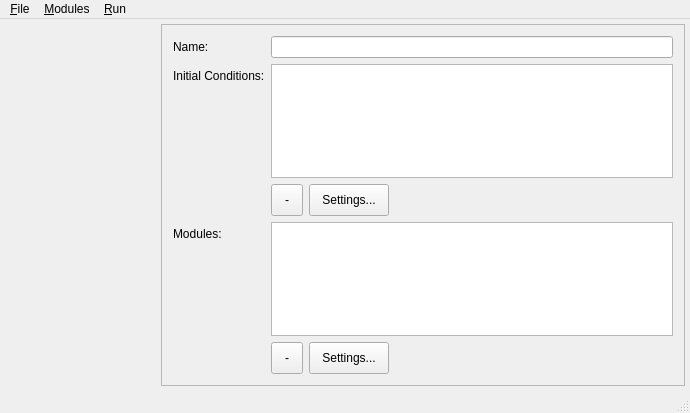
Qt form Code/exp_design/ui_experimentmanager.ui (economou/gpunit) before a commit.
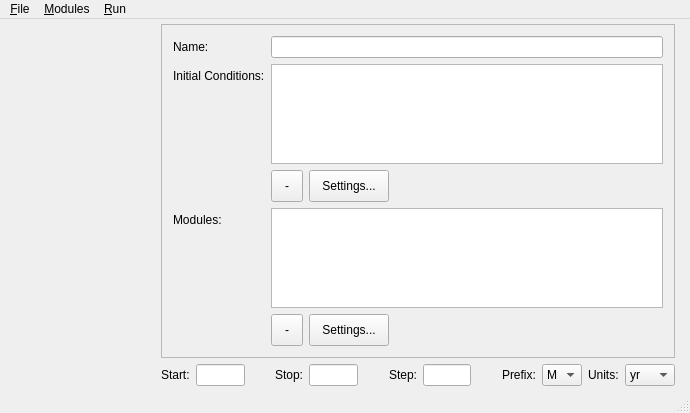
The same form after that commit. Custom widgets are drawn as their Qt base class.

Commit message: Added start/stop/step fields.

What changed in the file:
```diff
--- a/Code/exp_design/ui_experimentmanager.ui
+++ b/Code/exp_design/ui_experimentmanager.ui
@@ -56,6 +56,11 @@
      </widget>
     </item>
     <item>
+     <layout class="QVBoxLayout" name="verticalLayout">
+      <property name="rightMargin">
+       <number>10</number>
+      </property>
+      <item>
      <widget class="QFrame" name="frame">
       <property name="sizePolicy">
        <sizepolicy hsizetype="Expanding" vsizetype="Expanding">
@@ -70,8 +75,18 @@
        <enum>QFrame::Raised</enum>
       </property>
       <layout class="QFormLayout" name="formLayout">
-       <item row="1" column="1">
-        <widget class="QListWidget" name="initCondList"/>
+         <property name="fieldGrowthPolicy">
+          <enum>QFormLayout::AllNonFixedFieldsGrow</enum>
+         </property>
+         <item row="0" column="0">
+          <widget class="QLabel" name="nameLabel">
+           <property name="text">
+            <string>Name:</string>
+           </property>
+          </widget>
+         </item>
+         <item row="0" column="1">
+          <widget class="QLineEdit" name="nameText"/>
        </item>
        <item row="1" column="0">
         <widget class="QLabel" name="initCondLabel">
@@ -80,15 +95,8 @@
          </property>
         </widget>
        </item>
-       <item row="4" column="1">
-        <widget class="QListWidget" name="moduleList"/>
-       </item>
-       <item row="4" column="0">
-        <widget class="QLabel" name="moduleLabel">
-         <property name="text">
-          <string>Modules:</string>
-         </property>
-        </widget>
+         <item row="1" column="1">
+          <widget class="QListWidget" name="initCondList"/>
        </item>
        <item row="2" column="1">
         <layout class="QHBoxLayout" name="horizontalLayout">
@@ -139,6 +147,16 @@
          </item>
         </layout>
        </item>
+         <item row="4" column="0">
+          <widget class="QLabel" name="moduleLabel">
+           <property name="text">
+            <string>Modules:</string>
+           </property>
+          </widget>
+         </item>
+         <item row="4" column="1">
+          <widget class="QListWidget" name="moduleList"/>
+         </item>
        <item row="5" column="1">
         <layout class="QHBoxLayout" name="horizontalLayout_2">
          <item>
@@ -188,18 +206,184 @@
          </item>
         </layout>
        </item>
-       <item row="0" column="0">
-        <widget class="QLabel" name="nameLabel">
+        </layout>
+       </widget>
+      </item>
+      <item>
+       <layout class="QHBoxLayout" name="horizontalLayout_5">
+        <item>
+         <widget class="QLabel" name="startLabel">
          <property name="text">
-          <string>Name:</string>
+           <string>Start:</string>
          </property>
         </widget>
        </item>
-       <item row="0" column="1">
-        <widget class="QLineEdit" name="nameText"/>
-       </item>
-      </layout>
-     </widget>
+        <item>
+         <widget class="QLineEdit" name="startText">
+          <property name="maximumSize">
+           <size>
+            <width>64</width>
+            <height>16777215</height>
+           </size>
+          </property>
+         </widget>
+        </item>
+        <item>
+         <spacer name="horizontalSpacer_3">
+          <property name="orientation">
+           <enum>Qt::Horizontal</enum>
+          </property>
+          <property name="sizeHint" stdset="0">
+           <size>
+            <width>40</width>
+            <height>20</height>
+           </size>
+          </property>
+         </spacer>
+        </item>
+        <item>
+         <widget class="QLabel" name="stopLabel">
+          <property name="text">
+           <string>Stop:</string>
+          </property>
+         </widget>
+        </item>
+        <item>
+         <widget class="QLineEdit" name="stopText">
+          <property name="maximumSize">
+           <size>
+            <width>64</width>
+            <height>16777215</height>
+           </size>
+          </property>
+         </widget>
+        </item>
+        <item>
+         <spacer name="horizontalSpacer_4">
+          <property name="orientation">
+           <enum>Qt::Horizontal</enum>
+          </property>
+          <property name="sizeHint" stdset="0">
+           <size>
+            <width>40</width>
+            <height>20</height>
+           </size>
+          </property>
+         </spacer>
+        </item>
+        <item>
+         <widget class="QLabel" name="stepLabel">
+          <property name="text">
+           <string>Step:</string>
+          </property>
+         </widget>
+        </item>
+        <item>
+         <widget class="QLineEdit" name="stepText">
+          <property name="maximumSize">
+           <size>
+            <width>64</width>
+            <height>16777215</height>
+           </size>
+          </property>
+         </widget>
+        </item>
+        <item>
+         <spacer name="horizontalSpacer_5">
+          <property name="orientation">
+           <enum>Qt::Horizontal</enum>
+          </property>
+          <property name="sizeHint" stdset="0">
+           <size>
+            <width>40</width>
+            <height>20</height>
+           </size>
+          </property>
+         </spacer>
+        </item>
+        <item>
+         <widget class="QLabel" name="label">
+          <property name="text">
+           <string>Prefix:</string>
+          </property>
+         </widget>
+        </item>
+        <item>
+         <widget class="QComboBox" name="prefixCombo">
+          <property name="currentIndex">
+           <number>4</number>
+          </property>
+          <item>
+           <property name="text">
+            <string>n</string>
+           </property>
+          </item>
+          <item>
+           <property name="text">
+            <string>u</string>
+           </property>
+          </item>
+          <item>
+           <property name="text">
+            <string>m</string>
+           </property>
+          </item>
+          <item>
+           <property name="text">
+            <string>K</string>
+           </property>
+          </item>
+          <item>
+           <property name="text">
+            <string>M</string>
+           </property>
+          </item>
+          <item>
+           <property name="text">
+            <string>G</string>
+           </property>
+          </item>
+         </widget>
+        </item>
+        <item>
+         <widget class="QLabel" name="unitsLabel">
+          <property name="text">
+           <string>Units:</string>
+          </property>
+         </widget>
+        </item>
+        <item>
+         <widget class="QComboBox" name="unitsCombo">
+          <item>
+           <property name="text">
+            <string>yr</string>
+           </property>
+          </item>
+          <item>
+           <property name="text">
+            <string>day</string>
+           </property>
+          </item>
+          <item>
+           <property name="text">
+            <string>hr</string>
+           </property>
+          </item>
+          <item>
+           <property name="text">
+            <string>min</string>
+           </property>
+          </item>
+          <item>
+           <property name="text">
+            <string>s</string>
+           </property>
+          </item>
+         </widget>
+        </item>
+       </layout>
+      </item>
+     </layout>
     </item>
    </layout>
   </widget>
```
Lines whose indentation alone changed are shown as unchanged.
